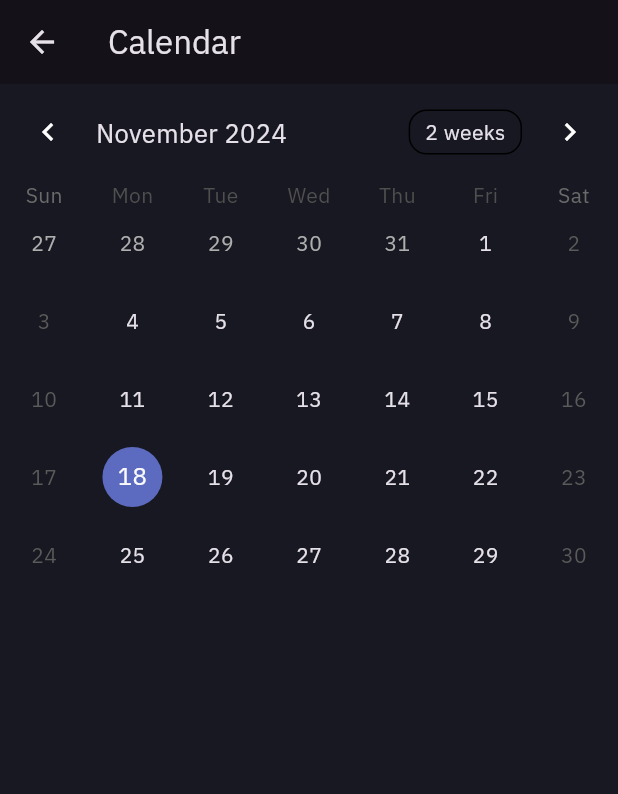
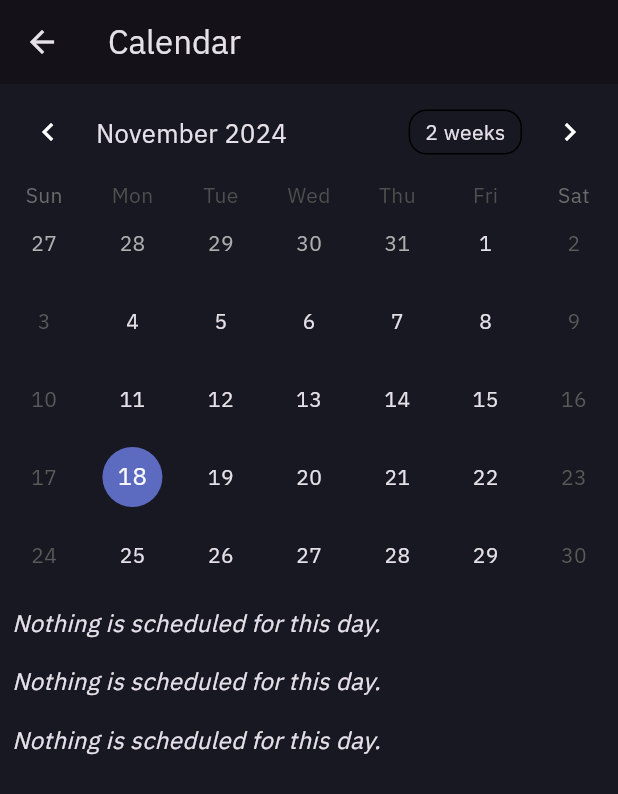
Before and after one commit to CalCod3/Gym-app, a Flutter app: the CalendarScreen screen opened directly, on a phone screen of 412 x 824 dp. Shown: the top 794 px of the screen. Run offline on Flutter 3.47's test engine with Material 3 defaults, Android fonts, the phone set to English and light mode, and no system bars; drawn by our look-alikes of table_calendar; our stand-ins replace firebase_core, firebase_messaging, fl_chart, flutter_dotenv, flutter_local_notifications, flutter_secure_storage and 2 more; accounts and stored records are empty.

Commit message:
filter calendar events by day

```diff
--- a/lib/pages/schedule/calendar.dart
+++ b/lib/pages/schedule/calendar.dart
@@ -126,24 +126,54 @@ class _CalendarScreenState extends State<CalendarScreen> {
             child: ListView(
               children: [
                 _buildEventSection(
-                    'Scheduled Activities', scheduleProvider, 'schedule'),
-                _buildEventSection('Activities', scheduleProvider, 'activity'),
+                  'Scheduled Activities',
+                  scheduleProvider,
+                  'schedule',
+                  _selectedDay, // Pass the selected day here
+                ),
                 _buildEventSection(
-                    'Group Workouts', scheduleProvider, 'group_workout'),
+                  'Activities',
+                  scheduleProvider,
+                  'activity',
+                  _selectedDay, // Pass the selected day here
+                ),
+                _buildEventSection(
+                  'Group Workouts',
+                  scheduleProvider,
+                  'group_workout',
+                  _selectedDay, // Pass the selected day here
+                ),
               ],
             ),
-          ),
+          )
         ],
       ),
     );
   }
 
   Widget _buildEventSection(
-      String title, ScheduleProvider scheduleProvider, String eventType) {
-    final events =
-        scheduleProvider.schedules.where((e) => e.type == eventType).toList();
+    String title,
+    ScheduleProvider scheduleProvider,
+    String eventType,
+    DateTime
+        selectedDay, // Add selectedDay to filter events for that specific day
+  ) {
+    // Fetch events for the selected day using the ScheduleProvider's fetchSchedulesForDay method
+    final events = scheduleProvider
+        .fetchSchedulesForDay(selectedDay)
+        .where((e) => e.type == eventType)
+        .toList();
 
-    if (events.isEmpty) return SizedBox.shrink();
+    if (events.isEmpty) {
+      // If there are no events for that day, show a message indicating that
+      return Padding(
+        padding: const EdgeInsets.all(8.0),
+        child: Text(
+          'Nothing is scheduled for this day.',
+          style: TextStyle(fontSize: 16, fontStyle: FontStyle.italic),
+        ),
+      );
+    }
 
     return Padding(
       padding: const EdgeInsets.all(8.0),
@@ -154,12 +184,12 @@ class _CalendarScreenState extends State<CalendarScreen> {
           ...events.map((e) => ListTile(
                 title: Text(e.title),
                 subtitle: Text(
-                // Format the start and end time
+                  // Format the start and end time for the selected day
                   '${DateFormat('MMM dd, yyyy').format(e.startTime)} - ${DateFormat('h:mm a').format(e.startTime)} to ${DateFormat('h:mm a').format(e.endTime)}',
                   style: TextStyle(fontSize: 12), // Make subtitle smaller
                 ),
                 tileColor: _getEventColor(eventType),
-            ))
+              )),
         ],
       ),
     );
--- a/lib/pages/social/post_create.dart
+++ b/lib/pages/social/post_create.dart
@@ -106,7 +106,7 @@ class _NewPostScreenState extends State<NewPostScreen> {
               ListTile(
                 leading: CircleAvatar(
                   backgroundImage: currentUserProfileImageUrl != null
-                      ? NetworkImage(currentUserProfileImageUrl!)
+                      ? NetworkImage(currentUserProfileImageUrl)
                       : null, // If URL is null, we will use the icon
                   child: currentUserProfileImageUrl == null
                       ? Icon(
--- a/lib/widgets/menu.dart
+++ b/lib/widgets/menu.dart
@@ -10,7 +10,6 @@ import 'package:WOD_Book/responsive.dart';
 import 'package:WOD_Book/model/menu_modal.dart';
 import 'package:flutter_svg/flutter_svg.dart';
 import 'package:WOD_Book/pages/leaderboard/leaderboard.dart';
-import 'package:WOD_Book/pages/schedule/schedule.dart';
 import 'package:WOD_Book/widgets/profile/profile.dart';
 import 'package:WOD_Book/auth/login_page.dart'; // Assume you handle signout via login page
 import 'package:WOD_Book/auth/auth_provider.dart';
--- a/lib/widgets/profile/widgets/scheduled.dart
+++ b/lib/widgets/profile/widgets/scheduled.dart
@@ -4,7 +4,6 @@ import 'package:WOD_Book/widgets/custom_card.dart';
 import 'package:flutter_svg/svg.dart';
 import 'package:provider/provider.dart';
 import '../../../providers/schedule_provider.dart';
-import '../../../pages/schedule/schedule.dart';
 
 class Scheduled extends StatelessWidget {
   const Scheduled({super.key});
```
Lines whose indentation alone changed are shown as unchanged.
